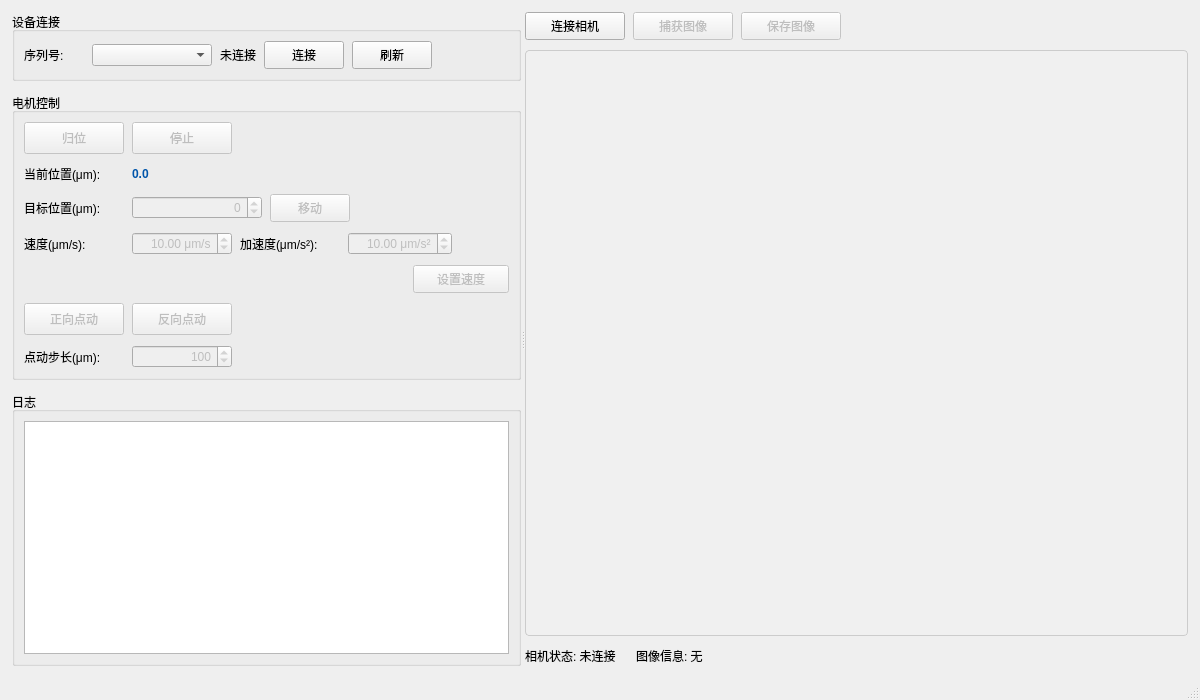
Old version of the form src/app/mainwindow.ui in the repository choushunn/ZF-Multi-Controller.
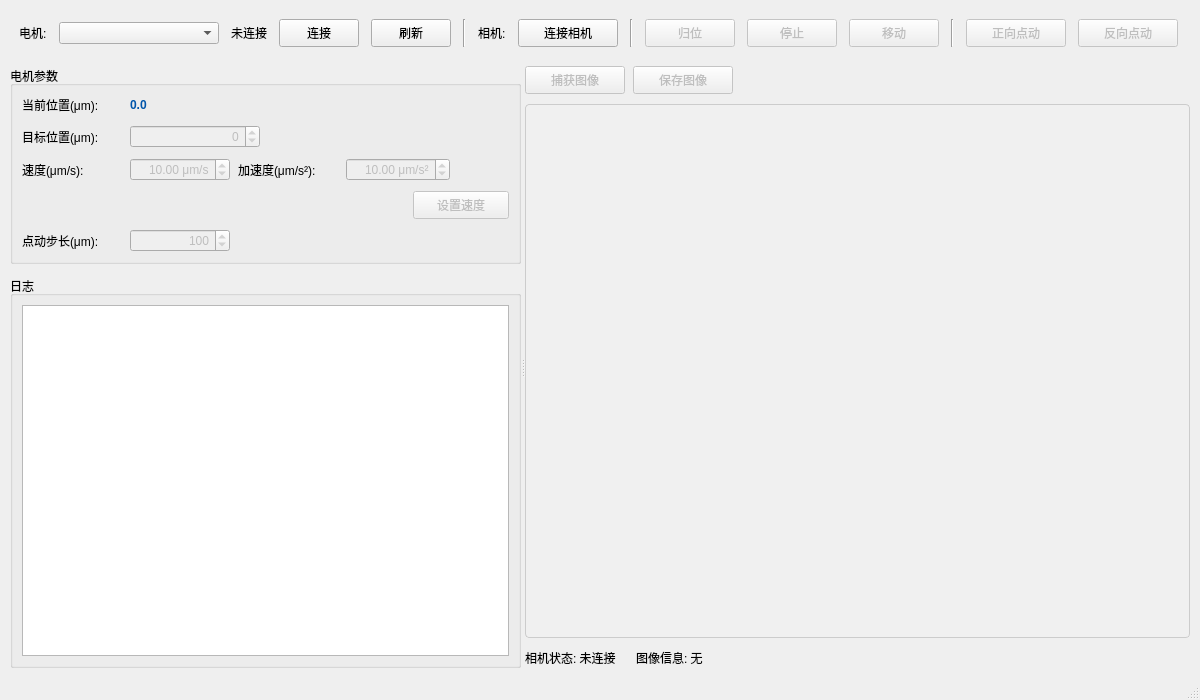
New version of the form.

Commit message: feat(ui): add top toolbar and move device/control actions into it

Patch:
```diff
--- a/src/app/mainwindow.ui
+++ b/src/app/mainwindow.ui
@@ -20,51 +20,32 @@
    <string>Multi-Controller</string>
   </property>
   <widget class="QWidget" name="centralwidget">
-   <layout class="QHBoxLayout" name="mainHorizontalLayout">
+   <layout class="QVBoxLayout" name="mainVerticalLayout">
     <property name="spacing">
-     <number>12</number>
+     <number>10</number>
     </property>
     <property name="leftMargin">
-     <number>12</number>
+     <number>10</number>
     </property>
     <property name="topMargin">
-     <number>12</number>
+     <number>10</number>
     </property>
     <property name="rightMargin">
-     <number>12</number>
+     <number>10</number>
     </property>
     <property name="bottomMargin">
-     <number>12</number>
+     <number>10</number>
     </property>
     <item>
-     <widget class="QSplitter" name="mainSplitter">
-      <property name="orientation">
-       <enum>Qt::Orientation::Horizontal</enum>
-      </property>
-      <widget class="QWidget" name="leftPanel">
-       <layout class="QVBoxLayout" name="verticalLayout">
+     <widget class="QWidget" name="toolBar">
+      <layout class="QHBoxLayout" name="toolBarLayout">
         <property name="spacing">
          <number>12</number>
         </property>
       <item>
-       <widget class="QGroupBox" name="connectionGroupBox">
-        <property name="title">
-         <string>设备连接</string>
-        </property>
-        <layout class="QHBoxLayout" name="horizontalLayout">
-         <property name="spacing">
-          <number>8</number>
-         </property>
-         <item>
-          <widget class="QLabel" name="label">
-           <property name="minimumSize">
-            <size>
-             <width>60</width>
-             <height>0</height>
-            </size>
-           </property>
+        <widget class="QLabel" name="lblMotor">
            <property name="text">
-            <string>序列号:</string>
+          <string>电机:</string>
            </property>
           </widget>
          </item>
@@ -72,7 +53,7 @@
           <widget class="QComboBox" name="serialNoComboBox">
            <property name="minimumSize">
             <size>
-             <width>120</width>
+           <width>160</width>
              <height>0</height>
             </size>
            </property>
@@ -115,35 +96,45 @@
           </widget>
          </item>
          <item>
-          <spacer name="horizontalSpacer">
-           <property name="orientation">
-            <enum>Qt::Orientation::Horizontal</enum>
-           </property>
-           <property name="sizeHint" stdset="0">
+        <widget class="QFrame" name="sep1">
+         <property name="frameShape">
+          <enum>QFrame::Shape::VLine</enum>
+         </property>
+         <property name="frameShadow">
+          <enum>QFrame::Shadow::Sunken</enum>
+         </property>
+        </widget>
+       </item>
+       <item>
+        <widget class="QLabel" name="lblCam">
+         <property name="text">
+          <string>相机:</string>
+         </property>
+        </widget>
+       </item>
+       <item>
+        <widget class="QPushButton" name="cameraConnectBtn">
+         <property name="minimumSize">
             <size>
-             <width>40</width>
-             <height>20</height>
-            </size>
-           </property>
-          </spacer>
-         </item>
-        </layout>
+           <width>100</width>
+           <height>28</height>
+          </size>
+         </property>
+         <property name="text">
+          <string>连接相机</string>
+         </property>
        </widget>
       </item>
       <item>
-       <widget class="QGroupBox" name="motionGroupBox">
-        <property name="title">
-         <string>电机控制</string>
-        </property>
-        <layout class="QVBoxLayout" name="verticalLayout_2">
-         <property name="spacing">
-          <number>10</number>
+        <widget class="QFrame" name="sep2">
+         <property name="frameShape">
+          <enum>QFrame::Shape::VLine</enum>
+         </property>
+         <property name="frameShadow">
+          <enum>QFrame::Shadow::Sunken</enum>
          </property>
-         <item>
-          <layout class="QHBoxLayout" name="horizontalLayout_2">
-           <property name="spacing">
-            <number>8</number>
-           </property>
+        </widget>
+       </item>
            <item>
             <widget class="QPushButton" name="homeBtn">
              <property name="enabled">
@@ -151,8 +142,8 @@
              </property>
              <property name="minimumSize">
               <size>
-               <width>100</width>
-               <height>32</height>
+           <width>90</width>
+           <height>28</height>
               </size>
              </property>
              <property name="text">
@@ -167,8 +158,8 @@
              </property>
              <property name="minimumSize">
               <size>
-               <width>100</width>
-               <height>32</height>
+           <width>90</width>
+           <height>28</height>
               </size>
              </property>
              <property name="text">
@@ -177,7 +168,65 @@
             </widget>
            </item>
            <item>
-            <spacer name="horizontalSpacer_2">
+        <widget class="QPushButton" name="moveBtn">
+         <property name="enabled">
+          <bool>false</bool>
+         </property>
+         <property name="minimumSize">
+          <size>
+           <width>90</width>
+           <height>28</height>
+          </size>
+         </property>
+         <property name="text">
+          <string>移动</string>
+         </property>
+        </widget>
+       </item>
+       <item>
+        <widget class="QFrame" name="sep3">
+         <property name="frameShape">
+          <enum>QFrame::Shape::VLine</enum>
+         </property>
+         <property name="frameShadow">
+          <enum>QFrame::Shadow::Sunken</enum>
+         </property>
+        </widget>
+       </item>
+       <item>
+        <widget class="QPushButton" name="jogForwardBtn">
+         <property name="enabled">
+          <bool>false</bool>
+         </property>
+         <property name="minimumSize">
+          <size>
+           <width>100</width>
+           <height>28</height>
+          </size>
+         </property>
+         <property name="text">
+          <string>正向点动</string>
+         </property>
+        </widget>
+       </item>
+       <item>
+        <widget class="QPushButton" name="jogBackwardBtn">
+         <property name="enabled">
+          <bool>false</bool>
+         </property>
+         <property name="minimumSize">
+          <size>
+           <width>100</width>
+           <height>28</height>
+          </size>
+         </property>
+         <property name="text">
+          <string>反向点动</string>
+         </property>
+        </widget>
+       </item>
+       <item>
+        <spacer name="horizontalSpacer_tb">
              <property name="orientation">
               <enum>Qt::Orientation::Horizontal</enum>
              </property>
@@ -190,7 +239,33 @@
             </spacer>
            </item>
           </layout>
-         </item>
+     </widget>
+    </item>
+    <item>
+     <widget class="QSplitter" name="mainSplitter">
+      <property name="sizePolicy">
+       <sizepolicy hsizetype="Expanding" vsizetype="Expanding">
+        <horstretch>0</horstretch>
+        <verstretch>0</verstretch>
+       </sizepolicy>
+      </property>
+      <property name="orientation">
+       <enum>Qt::Orientation::Horizontal</enum>
+      </property>
+      <widget class="QWidget" name="leftPanel">
+       <layout class="QVBoxLayout" name="verticalLayout">
+        <property name="spacing">
+         <number>12</number>
+        </property>
+      <item>
+       <widget class="QGroupBox" name="motionGroupBox">
+        <property name="title">
+         <string>电机参数</string>
+        </property>
+        <layout class="QVBoxLayout" name="verticalLayout_2">
+         <property name="spacing">
+          <number>10</number>
+         </property>
          <item>
           <layout class="QHBoxLayout" name="horizontalLayout_3">
            <property name="spacing">
@@ -277,22 +352,7 @@
              </property>
             </widget>
            </item>
-           <item>
-            <widget class="QPushButton" name="moveBtn">
-             <property name="enabled">
-              <bool>false</bool>
-             </property>
-             <property name="minimumSize">
-              <size>
-               <width>80</width>
-               <height>28</height>
-              </size>
-             </property>
-             <property name="text">
-              <string>移动</string>
-             </property>
-            </widget>
-           </item>
+           
            <item>
             <spacer name="horizontalSpacer_6b">
              <property name="orientation">
@@ -458,58 +518,6 @@
            </item>
           </layout>
          </item>
-         <item>
-          <layout class="QHBoxLayout" name="horizontalLayout_jogbtn">
-           <property name="spacing">
-            <number>8</number>
-           </property>
-           <item>
-            <widget class="QPushButton" name="jogForwardBtn">
-             <property name="enabled">
-              <bool>false</bool>
-             </property>
-             <property name="minimumSize">
-              <size>
-               <width>100</width>
-               <height>32</height>
-              </size>
-             </property>
-             <property name="text">
-              <string>正向点动</string>
-             </property>
-            </widget>
-           </item>
-           <item>
-            <widget class="QPushButton" name="jogBackwardBtn">
-             <property name="enabled">
-              <bool>false</bool>
-             </property>
-             <property name="minimumSize">
-              <size>
-               <width>100</width>
-               <height>32</height>
-              </size>
-             </property>
-             <property name="text">
-              <string>反向点动</string>
-             </property>
-            </widget>
-           </item>
-           <item>
-            <spacer name="horizontalSpacer_jog">
-             <property name="orientation">
-              <enum>Qt::Orientation::Horizontal</enum>
-             </property>
-             <property name="sizeHint" stdset="0">
-              <size>
-               <width>40</width>
-               <height>20</height>
-              </size>
-             </property>
-            </spacer>
-           </item>
-          </layout>
-         </item>
          <item>
           <layout class="QHBoxLayout" name="horizontalLayout_jogstep">
            <property name="spacing">
@@ -611,19 +619,6 @@
          <property name="spacing">
           <number>8</number>
          </property>
-         <item>
-          <widget class="QPushButton" name="cameraConnectBtn">
-           <property name="minimumSize">
-            <size>
-             <width>100</width>
-             <height>28</height>
-            </size>
-           </property>
-           <property name="text">
-            <string>连接相机</string>
-           </property>
-          </widget>
-         </item>
          <item>
           <widget class="QPushButton" name="captureBtn">
            <property name="enabled">
```
Lines whose indentation alone changed are shown as unchanged.
